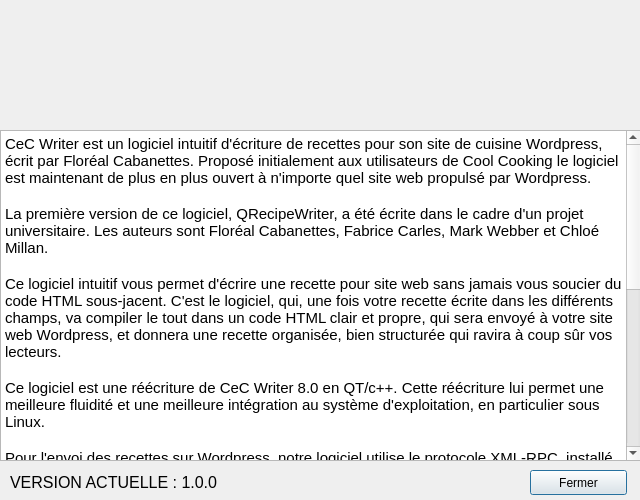
This is ui/apropos.ui in AlypieFr/qrecipewriter as Qt 5 draws it before an edit. The edited form follows.
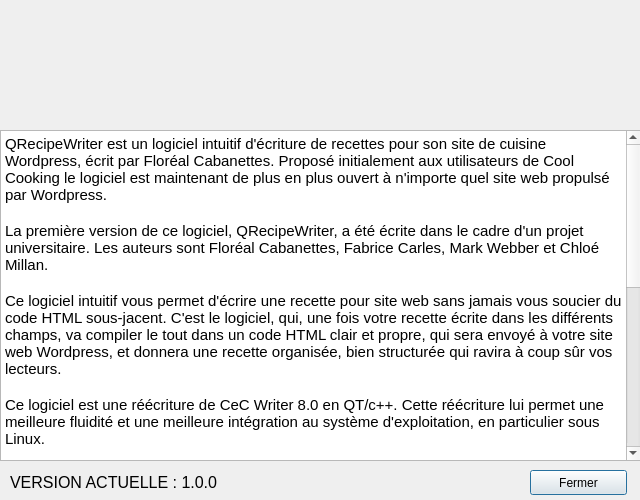
This is the edited form. Icons and pictures are not drawn.

```diff
--- a/ui/apropos.ui
+++ b/ui/apropos.ui
@@ -51,22 +51,22 @@
     <string>&lt;!DOCTYPE HTML PUBLIC &quot;-//W3C//DTD HTML 4.0//EN&quot; &quot;http://www.w3.org/TR/REC-html40/strict.dtd&quot;&gt;
 &lt;html&gt;&lt;head&gt;&lt;meta name=&quot;qrichtext&quot; content=&quot;1&quot; /&gt;&lt;style type=&quot;text/css&quot;&gt;
 p, li { white-space: pre-wrap; }
-&lt;/style&gt;&lt;/head&gt;&lt;body style=&quot; font-family:'Ubuntu'; font-size:11pt; font-weight:400; font-style:normal;&quot;&gt;
-&lt;p style=&quot; margin-top:0px; margin-bottom:0px; margin-left:0px; margin-right:0px; -qt-block-indent:0; text-indent:0px;&quot;&gt;&lt;span style=&quot; font-family:'Cantarell';&quot;&gt;CeC Writer est un logiciel intuitif d'écriture de recettes pour son site de cuisine Wordpress, écrit par Floréal Cabanettes. Proposé initialement aux utilisateurs de Cool Cooking le logiciel est maintenant de plus en plus ouvert à n'importe quel site web propulsé par Wordpress.&lt;/span&gt;&lt;/p&gt;
-&lt;p style=&quot;-qt-paragraph-type:empty; margin-top:0px; margin-bottom:0px; margin-left:0px; margin-right:0px; -qt-block-indent:0; text-indent:0px; font-family:'Cantarell';&quot;&gt;&lt;br /&gt;&lt;/p&gt;
-&lt;p style=&quot; margin-top:0px; margin-bottom:0px; margin-left:0px; margin-right:0px; -qt-block-indent:0; text-indent:0px;&quot;&gt;&lt;span style=&quot; font-family:'Cantarell';&quot;&gt;La première version de ce logiciel, QRecipeWriter, a été écrite dans le cadre d'un projet universitaire. Les auteurs sont Floréal Cabanettes, Fabrice Carles, Mark Webber et Chloé Millan.&lt;/span&gt;&lt;/p&gt;
-&lt;p style=&quot;-qt-paragraph-type:empty; margin-top:0px; margin-bottom:0px; margin-left:0px; margin-right:0px; -qt-block-indent:0; text-indent:0px; font-family:'Cantarell';&quot;&gt;&lt;br /&gt;&lt;/p&gt;
-&lt;p style=&quot; margin-top:0px; margin-bottom:0px; margin-left:0px; margin-right:0px; -qt-block-indent:0; text-indent:0px;&quot;&gt;&lt;span style=&quot; font-family:'Cantarell';&quot;&gt;Ce logiciel intuitif vous permet d'écrire une recette pour site web sans jamais vous soucier du code HTML sous-jacent. C'est le logiciel, qui, une fois votre recette écrite dans les différents champs, va compiler le tout dans un code HTML clair et propre, qui sera envoyé à votre site web Wordpress, et donnera une recette organisée, bien structurée qui ravira à coup sûr vos lecteurs.&lt;/span&gt;&lt;/p&gt;
-&lt;p style=&quot;-qt-paragraph-type:empty; margin-top:0px; margin-bottom:0px; margin-left:0px; margin-right:0px; -qt-block-indent:0; text-indent:0px; font-family:'Cantarell';&quot;&gt;&lt;br /&gt;&lt;/p&gt;
-&lt;p style=&quot; margin-top:0px; margin-bottom:0px; margin-left:0px; margin-right:0px; -qt-block-indent:0; text-indent:0px;&quot;&gt;&lt;span style=&quot; font-family:'Cantarell';&quot;&gt;Ce logiciel est une réécriture de CeC Writer 8.0 en QT/c++. Cette réécriture lui permet une meilleure fluidité et une meilleure intégration au système d'exploitation, en particulier sous Linux.&lt;/span&gt;&lt;/p&gt;
-&lt;p style=&quot;-qt-paragraph-type:empty; margin-top:0px; margin-bottom:0px; margin-left:0px; margin-right:0px; -qt-block-indent:0; text-indent:0px; font-family:'Cantarell';&quot;&gt;&lt;br /&gt;&lt;/p&gt;
-&lt;p style=&quot; margin-top:0px; margin-bottom:0px; margin-left:0px; margin-right:0px; -qt-block-indent:0; text-indent:0px;&quot;&gt;&lt;span style=&quot; font-family:'Cantarell';&quot;&gt;Pour l'envoi des recettes sur Wordpress, notre logiciel utilise le protocole XML-RPC, installé et activé par défaut sur tout site propulsé par une version récente de Wordpress. Pour l'interfaçage avec JAVA, nous utilisons l'excellent outil JWordpress écrit par Can Bican (https://code.google.com/p/wordpress-java/), et modifié par nos soins pour ajouter quelques fonctionnalités supplémentaires. Nous utilisons également la librairie java Redstone XML-RPC (http://xmlrpc.sourceforge.net/), utilisée par JWordpress pour l'utilisation du protocole XML-RPC de Wordpress. JAVA reste utilisé pour l'envoi des recettes, uniquement.&lt;/span&gt;&lt;/p&gt;
-&lt;p style=&quot;-qt-paragraph-type:empty; margin-top:0px; margin-bottom:0px; margin-left:0px; margin-right:0px; -qt-block-indent:0; text-indent:0px; font-family:'Cantarell';&quot;&gt;&lt;br /&gt;&lt;/p&gt;
-&lt;p style=&quot; margin-top:0px; margin-bottom:0px; margin-left:0px; margin-right:0px; -qt-block-indent:0; text-indent:0px;&quot;&gt;&lt;span style=&quot; font-family:'Cantarell';&quot;&gt;Ce logiciel est distibué sous licence Creative Common BY-NC-SA. Vous avez le droit de le modifier (les sources sont fournies), mais vous devez le redistribuer sous une licence au moins autant restrictive. Toute utilisation commericale partielle ou totale du code est interdite. Merci de nous indiquer dans vos sources. Cependant, nous ne sommes en rien responsables des modifications que vous pourriez apporter au code. Le nom et les images, y compris le logo, restent cependant la propriété de Cool Cooking&lt;/span&gt;&lt;/p&gt;
-&lt;p style=&quot;-qt-paragraph-type:empty; margin-top:0px; margin-bottom:0px; margin-left:0px; margin-right:0px; -qt-block-indent:0; text-indent:0px; font-family:'Cantarell';&quot;&gt;&lt;br /&gt;&lt;/p&gt;
-&lt;p style=&quot; margin-top:0px; margin-bottom:0px; margin-left:0px; margin-right:0px; -qt-block-indent:0; text-indent:0px;&quot;&gt;&lt;span style=&quot; font-family:'Cantarell';&quot;&gt;© 2013-2016 Flo-Art.fr&lt;/span&gt;&lt;/p&gt;
+&lt;/style&gt;&lt;/head&gt;&lt;body style=&quot; font-family:'Noto Sans'; font-size:10pt; font-weight:400; font-style:normal;&quot;&gt;
+&lt;p style=&quot; margin-top:0px; margin-bottom:0px; margin-left:0px; margin-right:0px; -qt-block-indent:0; text-indent:0px;&quot;&gt;&lt;span style=&quot; font-family:'Cantarell'; font-size:11pt;&quot;&gt;QRecipeWriter est un logiciel intuitif d'écriture de recettes pour son site de cuisine Wordpress, écrit par Floréal Cabanettes. Proposé initialement aux utilisateurs de Cool Cooking le logiciel est maintenant de plus en plus ouvert à n'importe quel site web propulsé par Wordpress.&lt;/span&gt;&lt;/p&gt;
+&lt;p style=&quot;-qt-paragraph-type:empty; margin-top:0px; margin-bottom:0px; margin-left:0px; margin-right:0px; -qt-block-indent:0; text-indent:0px; font-family:'Cantarell'; font-size:11pt;&quot;&gt;&lt;br /&gt;&lt;/p&gt;
+&lt;p style=&quot; margin-top:0px; margin-bottom:0px; margin-left:0px; margin-right:0px; -qt-block-indent:0; text-indent:0px;&quot;&gt;&lt;span style=&quot; font-family:'Cantarell'; font-size:11pt;&quot;&gt;La première version de ce logiciel, QRecipeWriter, a été écrite dans le cadre d'un projet universitaire. Les auteurs sont Floréal Cabanettes, Fabrice Carles, Mark Webber et Chloé Millan.&lt;/span&gt;&lt;/p&gt;
+&lt;p style=&quot;-qt-paragraph-type:empty; margin-top:0px; margin-bottom:0px; margin-left:0px; margin-right:0px; -qt-block-indent:0; text-indent:0px; font-family:'Cantarell'; font-size:11pt;&quot;&gt;&lt;br /&gt;&lt;/p&gt;
+&lt;p style=&quot; margin-top:0px; margin-bottom:0px; margin-left:0px; margin-right:0px; -qt-block-indent:0; text-indent:0px;&quot;&gt;&lt;span style=&quot; font-family:'Cantarell'; font-size:11pt;&quot;&gt;Ce logiciel intuitif vous permet d'écrire une recette pour site web sans jamais vous soucier du code HTML sous-jacent. C'est le logiciel, qui, une fois votre recette écrite dans les différents champs, va compiler le tout dans un code HTML clair et propre, qui sera envoyé à votre site web Wordpress, et donnera une recette organisée, bien structurée qui ravira à coup sûr vos lecteurs.&lt;/span&gt;&lt;/p&gt;
+&lt;p style=&quot;-qt-paragraph-type:empty; margin-top:0px; margin-bottom:0px; margin-left:0px; margin-right:0px; -qt-block-indent:0; text-indent:0px; font-family:'Cantarell'; font-size:11pt;&quot;&gt;&lt;br /&gt;&lt;/p&gt;
+&lt;p style=&quot; margin-top:0px; margin-bottom:0px; margin-left:0px; margin-right:0px; -qt-block-indent:0; text-indent:0px;&quot;&gt;&lt;span style=&quot; font-family:'Cantarell'; font-size:11pt;&quot;&gt;Ce logiciel est une réécriture de CeC Writer 8.0 en QT/c++. Cette réécriture lui permet une meilleure fluidité et une meilleure intégration au système d'exploitation, en particulier sous Linux.&lt;/span&gt;&lt;/p&gt;
+&lt;p style=&quot;-qt-paragraph-type:empty; margin-top:0px; margin-bottom:0px; margin-left:0px; margin-right:0px; -qt-block-indent:0; text-indent:0px; font-family:'Cantarell'; font-size:11pt;&quot;&gt;&lt;br /&gt;&lt;/p&gt;
+&lt;p style=&quot; margin-top:0px; margin-bottom:0px; margin-left:0px; margin-right:0px; -qt-block-indent:0; text-indent:0px;&quot;&gt;&lt;span style=&quot; font-family:'Cantarell'; font-size:11pt;&quot;&gt;Pour l'envoi des recettes sur Wordpress, notre logiciel utilise le protocole XML-RPC, installé et activé par défaut sur tout site propulsé par une version récente de Wordpress. Pour l'interfaçage avec JAVA, nous utilisons l'excellent outil JWordpress écrit par Can Bican (https://code.google.com/p/wordpress-java/), et modifié par nos soins pour ajouter quelques fonctionnalités supplémentaires. Nous utilisons également la librairie java Redstone XML-RPC (http://xmlrpc.sourceforge.net/), utilisée par JWordpress pour l'utilisation du protocole XML-RPC de Wordpress. JAVA reste utilisé pour l'envoi des recettes, uniquement.&lt;/span&gt;&lt;/p&gt;
+&lt;p style=&quot;-qt-paragraph-type:empty; margin-top:0px; margin-bottom:0px; margin-left:0px; margin-right:0px; -qt-block-indent:0; text-indent:0px; font-family:'Cantarell'; font-size:11pt;&quot;&gt;&lt;br /&gt;&lt;/p&gt;
+&lt;p style=&quot; margin-top:0px; margin-bottom:0px; margin-left:0px; margin-right:0px; -qt-block-indent:0; text-indent:0px;&quot;&gt;&lt;span style=&quot; font-family:'Cantarell'; font-size:11pt;&quot;&gt;Ce logiciel est distibué sous licence Creative Common BY-NC-SA. Vous avez le droit de le modifier (les sources sont fournies), mais vous devez le redistribuer sous une licence au moins autant restrictive. Toute utilisation commericale partielle ou totale du code est interdite. Merci de nous indiquer dans vos sources. Cependant, nous ne sommes en rien responsables des modifications que vous pourriez apporter au code. Le nom et les images, y compris le logo, restent cependant la propriété de Cool Cooking&lt;/span&gt;&lt;/p&gt;
+&lt;p style=&quot;-qt-paragraph-type:empty; margin-top:0px; margin-bottom:0px; margin-left:0px; margin-right:0px; -qt-block-indent:0; text-indent:0px; font-family:'Cantarell'; font-size:11pt;&quot;&gt;&lt;br /&gt;&lt;/p&gt;
+&lt;p style=&quot; margin-top:0px; margin-bottom:0px; margin-left:0px; margin-right:0px; -qt-block-indent:0; text-indent:0px;&quot;&gt;&lt;span style=&quot; font-family:'Cantarell'; font-size:11pt;&quot;&gt;© 2013-2016 Flo-Art.fr&lt;/span&gt;&lt;/p&gt;
 &lt;p style=&quot; margin-top:0px; margin-bottom:0px; margin-left:0px; margin-right:0px; -qt-block-indent:0; text-indent:0px;&quot;&gt;&lt;span style=&quot; font-family:'Sans Serif'; font-size:9pt;&quot;&gt;&lt;br /&gt;&lt;br /&gt;&lt;br /&gt;&lt;/span&gt;&lt;/p&gt;
-&lt;p style=&quot;-qt-paragraph-type:empty; margin-top:0px; margin-bottom:0px; margin-left:0px; margin-right:0px; -qt-block-indent:0; text-indent:0px; font-family:'Cantarell';&quot;&gt;&lt;br /&gt;&lt;/p&gt;&lt;/body&gt;&lt;/html&gt;</string>
+&lt;p style=&quot;-qt-paragraph-type:empty; margin-top:0px; margin-bottom:0px; margin-left:0px; margin-right:0px; -qt-block-indent:0; text-indent:0px; font-family:'Cantarell'; font-size:11pt;&quot;&gt;&lt;br /&gt;&lt;/p&gt;&lt;/body&gt;&lt;/html&gt;</string>
    </property>
    <property name="textInteractionFlags">
     <set>Qt::LinksAccessibleByMouse|Qt::TextSelectableByKeyboard|Qt::TextSelectableByMouse</set>
```
Left out of the diff: 4 changed lines with no effect on the pictures.
